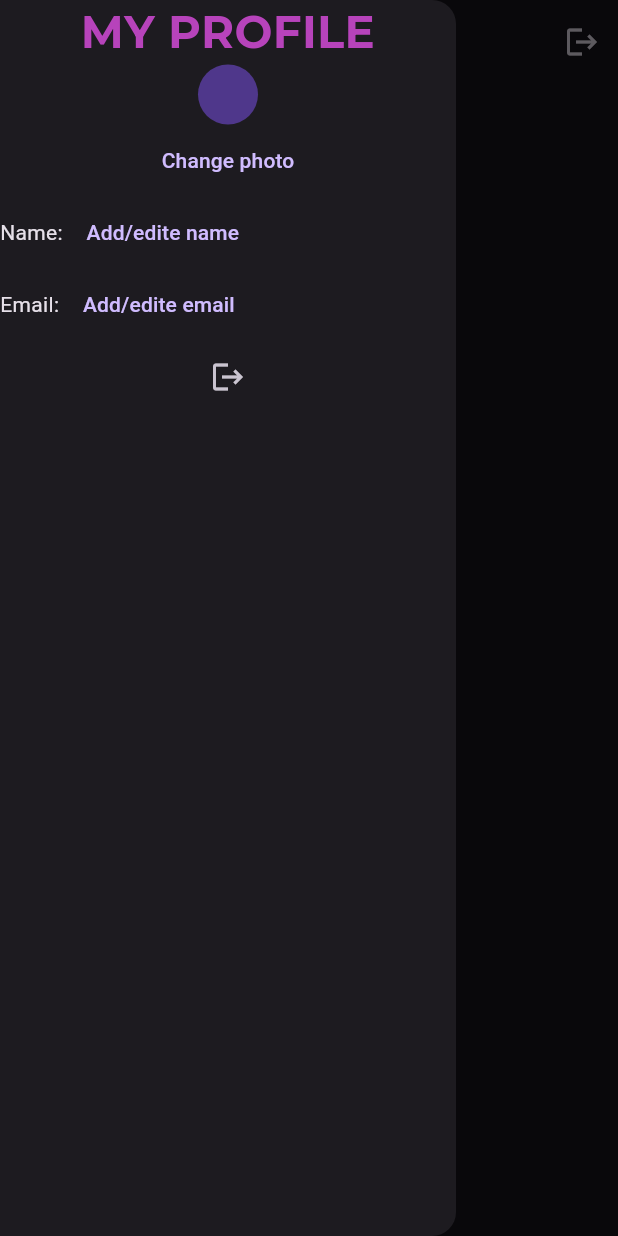
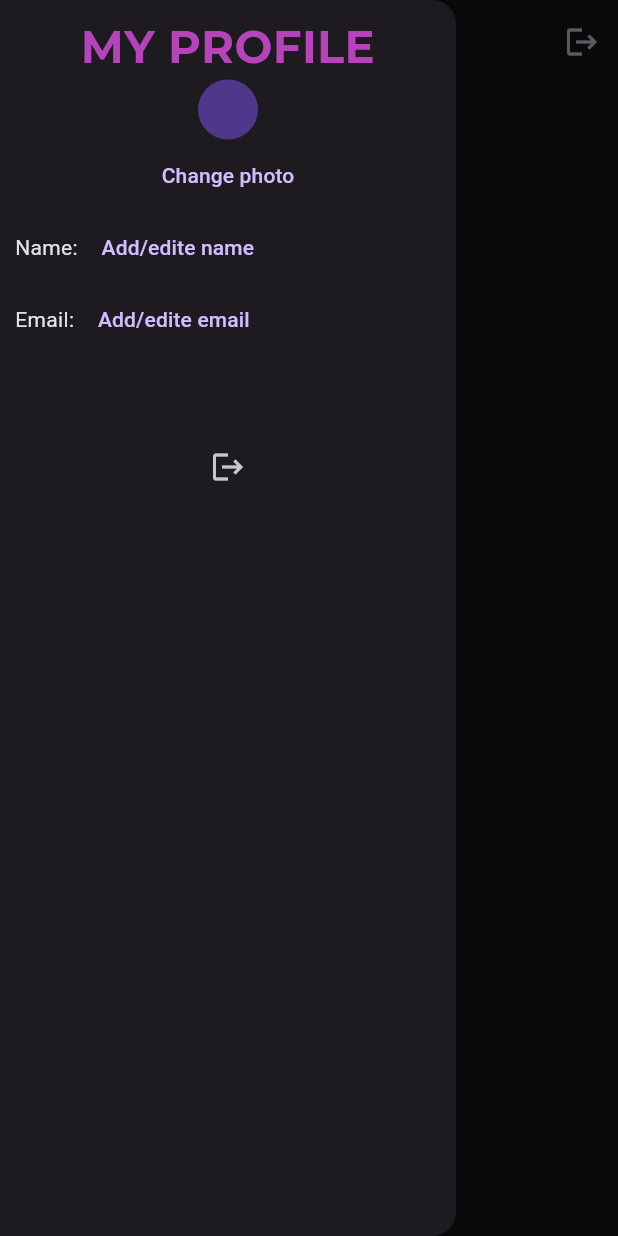
Before and after one commit to Haltseva-Yevheniia/Chatik-for-users, a Flutter app: the screen it shows once a user with an empty profile is signed in, with the side drawer open, on a phone screen of 412 x 824 dp. Run offline on Flutter 3.47's test engine with Material 3 defaults, Android fonts, the phone set to English and light mode, and no system bars; our stand-ins replace cloud_firestore, firebase_auth, firebase_core, lottie; accounts and stored records are empty; project files that could hold a hidden picture were left out.

Commit message:
Add Drawer and TODOs

```diff
--- a/lib/constants.dart
+++ b/lib/constants.dart
@@ -20,5 +20,6 @@ FirebaseAuth firebaseAuth = FirebaseAuth.instance;
 
 // users details
 
-final currentUserEmail = firebaseAuth.currentUser!.email;
-final currentUserId = firebaseAuth.currentUser!.uid;
+String currentUserEmail = firebaseAuth.currentUser!.email!;
+String currentUserId = firebaseAuth.currentUser!.uid;
+//var currentUserName= firebaseFirestore.collection('users').doc(currentUserId).snapshots()['name'];
--- a/lib/screens/authorization/registration_screen.dart
+++ b/lib/screens/authorization/registration_screen.dart
@@ -68,7 +68,7 @@ class _RegistrationScreenState extends State<RegistrationScreen> {
               label: 'Name',
               hintText: 'Enter your name',
             ),
-            SizedBox(
+            const SizedBox(
               height: 20,
             ),
             UsersTextField(
--- a/lib/screens/chat/list_chats.dart
+++ b/lib/screens/chat/list_chats.dart
@@ -1,23 +1,38 @@
 import 'package:chatik_for_users/constants.dart';
 import 'package:chatik_for_users/screens/chat/chat_room.dart';
+import 'package:chatik_for_users/services/profile/profile_service.dart';
 import 'package:cloud_firestore/cloud_firestore.dart';
-import 'package:firebase_auth/firebase_auth.dart';
+
 import 'package:flutter/material.dart';
 
-class ListChats extends StatelessWidget {
+class ListChats extends StatefulWidget {
   const ListChats({super.key});
 
   @override
+  State<ListChats> createState() => _ListChatsState();
+}
+
+class _ListChatsState extends State<ListChats> {
+  @override
   Widget build(BuildContext context) {
-    // FirebaseFirestore _firebaseFirestore = FirebaseFirestore.instance;
+    //FirebaseFirestore _firebaseFirestore = FirebaseFirestore.instance;
+    ProfileService profileService = ProfileService();
     // final currentId = FirebaseAuth.instance.currentUser!.uid;
     // var currentUser= _firebaseFirestore.collection('users').doc(currentId);
     // String currentUserName = currentUser['name'];
 
-    void addName() {}
+
+    Future<void> addName(String name) async{
+
+      await profileService.addName(name: name);
+
+
+    }
 
     return Scaffold(
       drawer: Drawer(
+        child: Padding(
+          padding: const EdgeInsets.all(10.0),
           child: ListView(
             children: [
               Text(
@@ -25,14 +40,17 @@ class ListChats extends StatelessWidget {
                 textAlign: TextAlign.center,
                 style: headTextStyle,
               ),
-            CircleAvatar(),
-            TextButton(onPressed: () {}, child: Text('Change photo')),
+              const CircleAvatar(),
+              TextButton(onPressed: () {}, child: const Text('Change photo'),),
               Row(
                 children: [
-                Text('Name: '),
+                  const Text('Name: '),
+                  // TODO Name of User from FirebaseFirestore or if null "No name"
                   TextButton(
-                  onPressed: () {},
-                  child: Text('Add/edite name'),
+                    onPressed: () {
+                      //addName(name);
+                    },
+                    child: const Text('Add/edite name'),
                   ),
                 ],
               ),
@@ -41,15 +59,17 @@ class ListChats extends StatelessWidget {
                   Text('Email: $currentUserEmail'),
                   TextButton(
                     onPressed: () {},
-                  child: Text('Add/edite email'),
+                    child: const Text('Add/edite email'),
                   ),
                 ],
               ),
+              const SizedBox(height: 50,),
               IconButton(
                 onPressed: () => authService.logOut(),
-              icon: Icon(Icons.logout),
+                icon: const Icon(Icons.logout),
               ),
             ],
+          ),
         ),
       ),
       appBar: AppBar(
@@ -66,46 +86,6 @@ class ListChats extends StatelessWidget {
   }
 
   // Widget _createListOfUsers() {
-  //   return StreamBuilder<QuerySnapshot>(
-  //       stream: firebaseFirestore.collection('users').snapshots(),
-  //       builder: (context, snapshot) {
-  //         if (snapshot.hasError) {
-  //           return Text('Error'.toUpperCase());
-  //         } else if (snapshot.connectionState == ConnectionState.waiting) {
-  //           return Center(
-  //             child: CircularProgressIndicator(),
-  //           );
-  //         } else if (snapshot.data == null) {
-  //           return Text('No data');
-  //         } else {
-  //           return ListView.builder(
-  //             itemCount: snapshot.data!.docs.length,
-  //             itemBuilder: (context, index) {
-  //               final user = snapshot.data!.docs[index];
-  //               return ListTile(
-  //                 leading: CircleAvatar(),
-  //                 //   if (user['avatar']!= null) { return CircleAvatar(
-  //                 //   backgroundImage: user['avatar'],
-  //                 // );},
-  //                 title: Text(user['name']),
-  //                 //     if (user['name']!=null)
-  //                 // {
-  //                 //   return Text(user['name']);
-  //                 // } else {
-  //                 //     return Text ('No name');},
-  //                 subtitle: Text(user['email']),
-  //                 trailing: Icon(Icons.keyboard_double_arrow_right),
-  //                 onTap: () {
-  //                   Navigator.push(context,
-  //                       MaterialPageRoute(builder: (context) => ChatRoom()));
-  //                 },
-  //               );
-  //             },
-  //           );
-  //         }
-  //       });
-  // }
-
   Widget _buildUserList() {
     return StreamBuilder<QuerySnapshot>(
       stream: FirebaseFirestore.instance.collection('users').snapshots(),
@@ -115,7 +95,7 @@ class ListChats extends StatelessWidget {
         } else if (snapshot.connectionState == ConnectionState.waiting) {
           return const Center(child: CircularProgressIndicator());
         } else if (snapshot.data == null) {
-          return Text('No data');
+          return const Text('No data');
         } else {
           return ListView.builder(
               itemCount: snapshot.data!.docs.length,
@@ -130,13 +110,16 @@ class ListChats extends StatelessWidget {
                         builder: (context) => ChatRoom(
                           receivedUserEmail: user['email'],
                           receivedUserId: user['uid'],
-                                )));
+                          recievedUserName: user['name'],
+                        ),
+                      ),
+                    );
                   },
                   leading: const CircleAvatar(),
-                  title: Text(user['email']),
-                  subtitle: (user['name'] != null)
+                  title: (user['name'] != null)
                       ? Text(user['name'])
-                      : Text('No name'),
+                      : Text(user['email']),
+                  subtitle: (user['name'] == null) ? null : Text(user['email']),
                   trailing: const Icon(Icons.arrow_forward_ios_sharp),
                 );
               });
--- a/lib/services/profile/profile_service.dart
+++ b/lib/services/profile/profile_service.dart
@@ -1,5 +1,6 @@
 import 'package:cloud_firestore/cloud_firestore.dart';
 import 'package:chatik_for_users/constants.dart';
+
 
 class ProfileService {
 
@@ -7,7 +8,10 @@ class ProfileService {
 
   Future <void> addName ({required String name}) async{
 
+await _firebaseFirestore.collection('users').doc(currentUserId).set({
 
+  'name': name,
+}, SetOptions(merge: true),);
 
   }
 
```
Also changed, not shown: lib/screens/chat/chat_room.dart (+5 -2 lines). Lines whose indentation alone changed are shown as unchanged.
